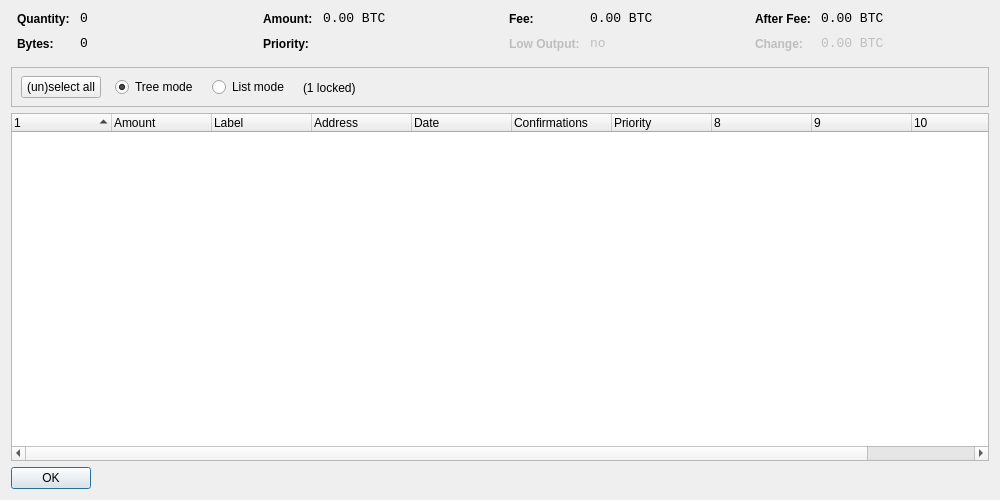
The window that src/qt/forms/coincontroldialog.ui (jagaricoin-project/jagaricoin) describes before a commit, drawn with Qt 5.
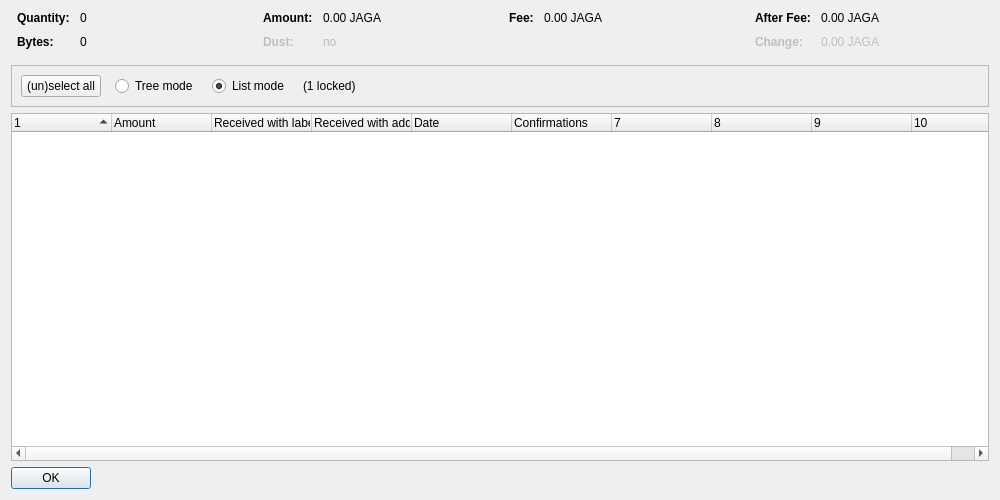
The same window after the commit. Custom widgets are drawn as their Qt base class.

What changed in the file:
```diff
--- a/src/qt/forms/coincontroldialog.ui
+++ b/src/qt/forms/coincontroldialog.ui
@@ -38,8 +38,11 @@
        </property>
        <item row="0" column="0">
         <widget class="QLabel" name="labelCoinControlQuantityText">
-         <property name="styleSheet">
-          <string notr="true">font-weight:bold;</string>
+         <property name="font">
+          <font>
+           <weight>75</weight>
+           <bold>true</bold>
+          </font>
          </property>
          <property name="text">
           <string>Quantity:</string>
@@ -48,12 +51,6 @@
        </item>
        <item row="0" column="1">
         <widget class="QLabel" name="labelCoinControlQuantity">
-         <property name="font">
-          <font>
-           <family>Monospace</family>
-           <pointsize>10</pointsize>
-          </font>
-         </property>
          <property name="cursor">
           <cursorShape>IBeamCursor</cursorShape>
          </property>
@@ -70,8 +67,11 @@
        </item>
        <item row="1" column="0">
         <widget class="QLabel" name="labelCoinControlBytesText">
-         <property name="styleSheet">
-          <string notr="true">font-weight:bold;</string>
+         <property name="font">
+          <font>
+           <weight>75</weight>
+           <bold>true</bold>
+          </font>
          </property>
          <property name="text">
           <string>Bytes:</string>
@@ -80,12 +80,6 @@
        </item>
        <item row="1" column="1">
         <widget class="QLabel" name="labelCoinControlBytes">
-         <property name="font">
-          <font>
-           <family>Monospace</family>
-           <pointsize>10</pointsize>
-          </font>
-         </property>
          <property name="cursor">
           <cursorShape>IBeamCursor</cursorShape>
          </property>
@@ -118,8 +112,11 @@
        </property>
        <item row="0" column="0">
         <widget class="QLabel" name="labelCoinControlAmountText">
-         <property name="styleSheet">
-          <string notr="true">font-weight:bold;</string>
+         <property name="font">
+          <font>
+           <weight>75</weight>
+           <bold>true</bold>
+          </font>
          </property>
          <property name="text">
           <string>Amount:</string>
@@ -128,12 +125,6 @@
        </item>
        <item row="0" column="1">
         <widget class="QLabel" name="labelCoinControlAmount">
-         <property name="font">
-          <font>
-           <family>Monospace</family>
-           <pointsize>10</pointsize>
-          </font>
-         </property>
          <property name="cursor">
           <cursorShape>IBeamCursor</cursorShape>
          </property>
@@ -141,7 +132,7 @@
           <enum>Qt::ActionsContextMenu</enum>
          </property>
          <property name="text">
-          <string notr="true">0.00 BTC</string>
+          <string notr="true">0.00 JAGA</string>
          </property>
          <property name="textInteractionFlags">
           <set>Qt::LinksAccessibleByMouse|Qt::TextSelectableByKeyboard|Qt::TextSelectableByMouse</set>
@@ -149,22 +140,25 @@
         </widget>
        </item>
        <item row="1" column="0">
-        <widget class="QLabel" name="labelCoinControlPriorityText">
-         <property name="styleSheet">
-          <string notr="true">font-weight:bold;</string>
+        <widget class="QLabel" name="labelCoinControlLowOutputText">
+         <property name="enabled">
+          <bool>false</bool>
+         </property>
+         <property name="font">
+          <font>
+           <weight>75</weight>
+           <bold>true</bold>
+          </font>
          </property>
          <property name="text">
-          <string>Priority:</string>
+          <string>Dust:</string>
          </property>
         </widget>
        </item>
        <item row="1" column="1">
-        <widget class="QLabel" name="labelCoinControlPriority">
-         <property name="font">
-          <font>
-           <family>Monospace</family>
-           <pointsize>10</pointsize>
-          </font>
+        <widget class="QLabel" name="labelCoinControlLowOutput">
+         <property name="enabled">
+          <bool>false</bool>
          </property>
          <property name="cursor">
           <cursorShape>IBeamCursor</cursorShape>
@@ -173,7 +167,7 @@
           <enum>Qt::ActionsContextMenu</enum>
          </property>
          <property name="text">
-          <string/>
+          <string notr="true">no</string>
          </property>
          <property name="textInteractionFlags">
           <set>Qt::LinksAccessibleByMouse|Qt::TextSelectableByKeyboard|Qt::TextSelectableByMouse</set>
@@ -198,8 +192,11 @@
        </property>
        <item row="0" column="0">
         <widget class="QLabel" name="labelCoinControlFeeText">
-         <property name="styleSheet">
-          <string notr="true">font-weight:bold;</string>
+         <property name="font">
+          <font>
+           <weight>75</weight>
+           <bold>true</bold>
+          </font>
          </property>
          <property name="text">
           <string>Fee:</string>
@@ -208,12 +205,6 @@
        </item>
        <item row="0" column="1">
         <widget class="QLabel" name="labelCoinControlFee">
-         <property name="font">
-          <font>
-           <family>Monospace</family>
-           <pointsize>10</pointsize>
-          </font>
-         </property>
          <property name="cursor">
           <cursorShape>IBeamCursor</cursorShape>
          </property>
@@ -221,45 +212,7 @@
           <enum>Qt::ActionsContextMenu</enum>
          </property>
          <property name="text">
-          <string notr="true">0.00 BTC</string>
-         </property>
-         <property name="textInteractionFlags">
-          <set>Qt::LinksAccessibleByMouse|Qt::TextSelectableByKeyboard|Qt::TextSelectableByMouse</set>
-         </property>
-        </widget>
-       </item>
-       <item row="1" column="0">
-        <widget class="QLabel" name="labelCoinControlLowOutputText">
-         <property name="enabled">
-          <bool>false</bool>
-         </property>
-         <property name="styleSheet">
-          <string notr="true">font-weight:bold;</string>
-         </property>
-         <property name="text">
-          <string>Low Output:</string>
-         </property>
-        </widget>
-       </item>
-       <item row="1" column="1">
-        <widget class="QLabel" name="labelCoinControlLowOutput">
-         <property name="enabled">
-          <bool>false</bool>
-         </property>
-         <property name="font">
-          <font>
-           <family>Monospace</family>
-           <pointsize>10</pointsize>
-          </font>
-         </property>
-         <property name="cursor">
-          <cursorShape>IBeamCursor</cursorShape>
-         </property>
-         <property name="contextMenuPolicy">
-          <enum>Qt::ActionsContextMenu</enum>
-         </property>
-         <property name="text">
-          <string>no</string>
+          <string notr="true">0.00 JAGA</string>
          </property>
          <property name="textInteractionFlags">
           <set>Qt::LinksAccessibleByMouse|Qt::TextSelectableByKeyboard|Qt::TextSelectableByMouse</set>
@@ -284,8 +237,11 @@
        </property>
        <item row="0" column="0">
         <widget class="QLabel" name="labelCoinControlAfterFeeText">
-         <property name="styleSheet">
-          <string notr="true">font-weight:bold;</string>
+         <property name="font">
+          <font>
+           <weight>75</weight>
+           <bold>true</bold>
+          </font>
          </property>
          <property name="text">
           <string>After Fee:</string>
@@ -294,12 +250,6 @@
        </item>
        <item row="0" column="1">
         <widget class="QLabel" name="labelCoinControlAfterFee">
-         <property name="font">
-          <font>
-           <family>Monospace</family>
-           <pointsize>10</pointsize>
-          </font>
-         </property>
          <property name="cursor">
           <cursorShape>IBeamCursor</cursorShape>
          </property>
@@ -307,7 +257,7 @@
           <enum>Qt::ActionsContextMenu</enum>
          </property>
          <property name="text">
-          <string notr="true">0.00 BTC</string>
+          <string notr="true">0.00 JAGA</string>
          </property>
          <property name="textInteractionFlags">
           <set>Qt::LinksAccessibleByMouse|Qt::TextSelectableByKeyboard|Qt::TextSelectableByMouse</set>
@@ -319,8 +269,11 @@
          <property name="enabled">
           <bool>false</bool>
          </property>
-         <property name="styleSheet">
-          <string notr="true">font-weight:bold;</string>
+         <property name="font">
+          <font>
+           <weight>75</weight>
+           <bold>true</bold>
+          </font>
          </property>
          <property name="text">
           <string>Change:</string>
@@ -332,12 +285,6 @@
          <property name="enabled">
           <bool>false</bool>
          </property>
-         <property name="font">
-          <font>
-           <family>Monospace</family>
-           <pointsize>10</pointsize>
-          </font>
-         </property>
          <property name="cursor">
           <cursorShape>IBeamCursor</cursorShape>
          </property>
@@ -345,7 +292,7 @@
           <enum>Qt::ActionsContextMenu</enum>
          </property>
          <property name="text">
-          <string notr="true">0.00 BTC</string>
+          <string notr="true">0.00 JAGA</string>
          </property>
          <property name="textInteractionFlags">
           <set>Qt::LinksAccessibleByMouse|Qt::TextSelectableByKeyboard|Qt::TextSelectableByMouse</set>
@@ -370,15 +317,8 @@
      <property name="frameShadow">
       <enum>QFrame::Sunken</enum>
      </property>
-     <widget class="QWidget" name="horizontalLayoutWidget">
-      <property name="geometry">
-       <rect>
-        <x>10</x>
-        <y>0</y>
-        <width>781</width>
-        <height>41</height>
-       </rect>
-      </property>
+     <layout class="QHBoxLayout" name="horizontalLayout">
+      <item>
       <layout class="QHBoxLayout" name="horizontalLayoutPanel" stretch="0,0,0,0,0">
        <property name="spacing">
         <number>14</number>
@@ -394,6 +334,9 @@
          <property name="text">
           <string>(un)select all</string>
          </property>
+          <property name="autoDefault">
+           <bool>false</bool>
+          </property>
         </widget>
        </item>
        <item>
@@ -407,9 +350,6 @@
          <property name="text">
           <string>Tree mode</string>
          </property>
-         <property name="checked">
-          <bool>true</bool>
-         </property>
         </widget>
        </item>
        <item>
@@ -423,6 +363,9 @@
          <property name="text">
           <string>List mode</string>
          </property>
+          <property name="checked">
+           <bool>true</bool>
+          </property>
         </widget>
        </item>
        <item>
@@ -446,7 +389,8 @@
         </spacer>
        </item>
       </layout>
-     </widget>
+      </item>
+     </layout>
     </widget>
    </item>
    <item>
@@ -458,7 +402,7 @@
       <bool>false</bool>
      </property>
      <property name="columnCount">
-      <number>11</number>
+      <number>10</number>
      </property>
      <attribute name="headerShowSortIndicator" stdset="0">
       <bool>true</bool>
@@ -478,12 +422,12 @@
      </column>
      <column>
       <property name="text">
-       <string notr="true">Label</string>
+       <string>Received with label</string>
       </property>
      </column>
      <column>
       <property name="text">
-       <string>Address</string>
+       <string>Received with address</string>
       </property>
      </column>
      <column>
@@ -499,11 +443,6 @@
        <string>Confirmed</string>
       </property>
      </column>
-     <column>
-      <property name="text">
-       <string>Priority</string>
-      </property>
-     </column>
      <column>
       <property name="text">
        <string/>
```
Left out of the diff: 4 changed lines with no effect on the pictures. Lines whose indentation alone changed are shown as unchanged.
